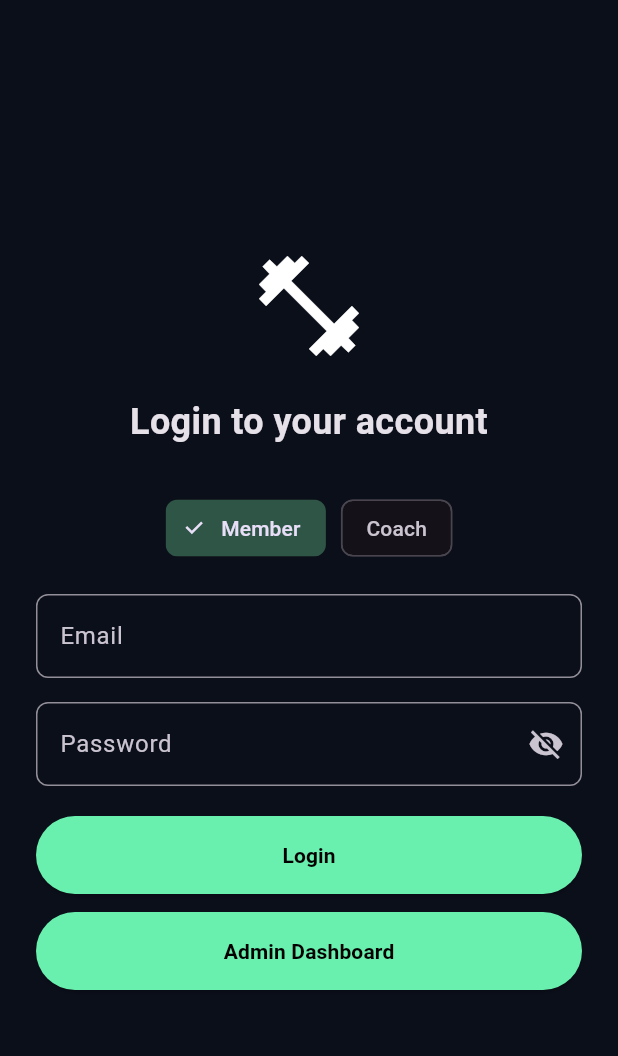
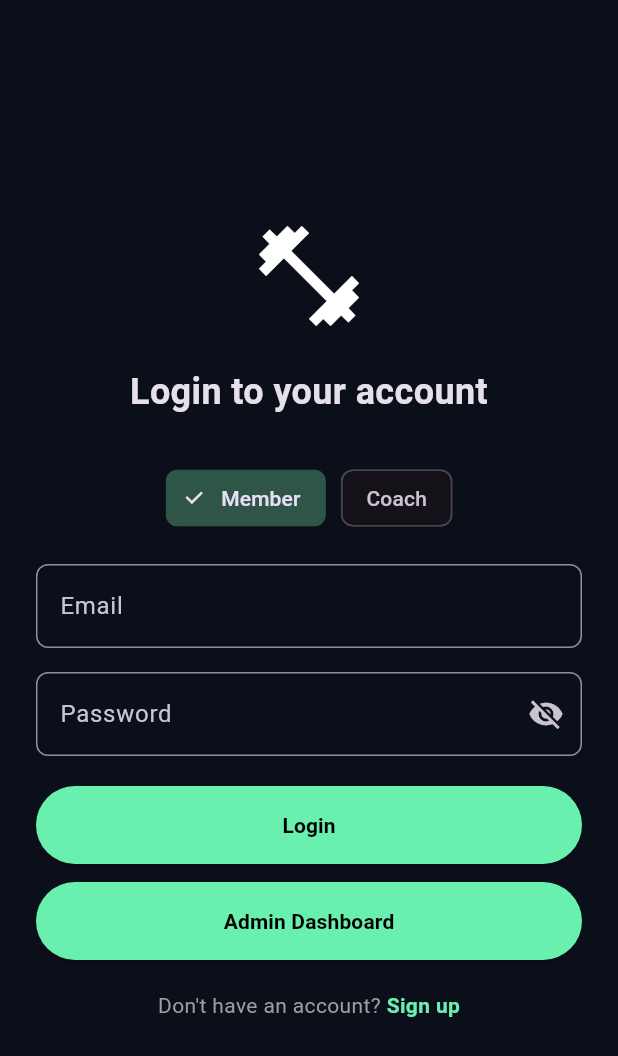
Before and after one commit to Raghad-Tayeh/evolve_gym, a Flutter app: the screen it shows after launch, on a phone screen of 412 x 824 dp. Shown: the top 1056 px of the screen. Run offline on Flutter 3.47's test engine with Material 3 defaults, Android fonts, the phone set to English and light mode, and no system bars.

Commit message:
added signup page, and sign up option in login page

```diff
--- a/lib/screens/login_screen.dart
+++ b/lib/screens/login_screen.dart
@@ -1,4 +1,7 @@
+// lib/screens/login_screen.dart
+
 import 'package:evolve_gym/screens/admin/admin_dashboard.dart';
+import 'package:evolve_gym/screens/signup_screen.dart';
 import 'package:evolve_gym/widgets/member_screen_sidebar.dart';
 import 'package:flutter/material.dart';
 import 'coach/coach_dashboard_screen.dart';
@@ -37,18 +40,14 @@ class _LoginScreenState extends State<LoginScreen> {
                   label: const Text("Member"),
                   selected: !isCoach,
                   onSelected: (val) => setState(() => isCoach = false),
-                  selectedColor: Colors.greenAccent.withValues(
-                    alpha: 0.3,
-                  ), // FIXED
+                  selectedColor: Colors.greenAccent.withValues(alpha: 0.3),
                 ),
                 const SizedBox(width: 10),
                 ChoiceChip(
                   label: const Text("Coach"),
                   selected: isCoach,
                   onSelected: (val) => setState(() => isCoach = true),
-                  selectedColor: Colors.greenAccent.withValues(
-                    alpha: 0.3,
-                  ), // FIXED
+                  selectedColor: Colors.greenAccent.withValues(alpha: 0.3),
                 ),
               ],
             ),
@@ -81,22 +80,18 @@ class _LoginScreenState extends State<LoginScreen> {
               ),
               onPressed: () {
                 if (isCoach) {
-                  // Navigate to coach dashboard
-                  Navigator.pushReplacement(
-                    context,
-                    MaterialPageRoute(
-                      builder: (context) => CoachDashboardScreen(
-                        isCoach: isCoach,
-                      ), //DashboardScreen(isCoach: isCoach),
-                    ),
-                  );
-                } else {
-                  // Navigate to member dashboard
                   Navigator.pushReplacement(
                     context,
                     MaterialPageRoute(
                       builder: (context) =>
-                          MemberScreenSidebar(), //DashboardScreen(isCoach: isCoach),
+                          CoachDashboardScreen(isCoach: isCoach),
+                    ),
+                  );
+                } else {
+                  Navigator.pushReplacement(
+                    context,
+                    MaterialPageRoute(
+                      builder: (context) => MemberScreenSidebar(),
                     ),
                   );
                 }
@@ -106,27 +101,51 @@ class _LoginScreenState extends State<LoginScreen> {
                 style: TextStyle(fontWeight: FontWeight.bold),
               ),
             ),
-            SizedBox(height: 12),
+            const SizedBox(height: 12),
             ElevatedButton(
               style: ElevatedButton.styleFrom(
                 backgroundColor: Colors.greenAccent,
                 foregroundColor: Colors.black,
                 padding: const EdgeInsets.symmetric(vertical: 16),
               ),
-              child: Text(
+              onPressed: () {
+                Navigator.pushReplacement(
+                  context,
+                  MaterialPageRoute(
+                    builder: (context) => AdminDashboardScreen(),
+                  ),
+                );
+              },
+              child: const Text(
                 "Admin Dashboard",
                 style: TextStyle(fontWeight: FontWeight.bold),
               ),
-              onPressed: () {
-                // Navigate to admin dashboard
-                Navigator.pushReplacement(
-                  context,
-                  MaterialPageRoute(
-                    builder: (context) =>
-                        AdminDashboardScreen(), //AdminDashboard(),
+            ),
+            const SizedBox(height: 20),
+
+            // ── Sign up link ─────────────────────────────────────────────
+            Row(
+              mainAxisAlignment: MainAxisAlignment.center,
+              children: [
+                const Text(
+                  "Don't have an account? ",
+                  style: TextStyle(color: Colors.grey),
+                ),
+                GestureDetector(
+                  onTap: () => Navigator.push(
+                    context,
+                    MaterialPageRoute(
+                        builder: (_) => const SignupScreen()),
                   ),
-                );
-              },
+                  child: const Text(
+                    'Sign up',
+                    style: TextStyle(
+                      color: Colors.greenAccent,
+                      fontWeight: FontWeight.bold,
+                    ),
+                  ),
+                ),
+              ],
             ),
           ],
         ),
```
Also changed, not shown: lib/screens/signup_screen.dart (added, +233 -0 lines).
